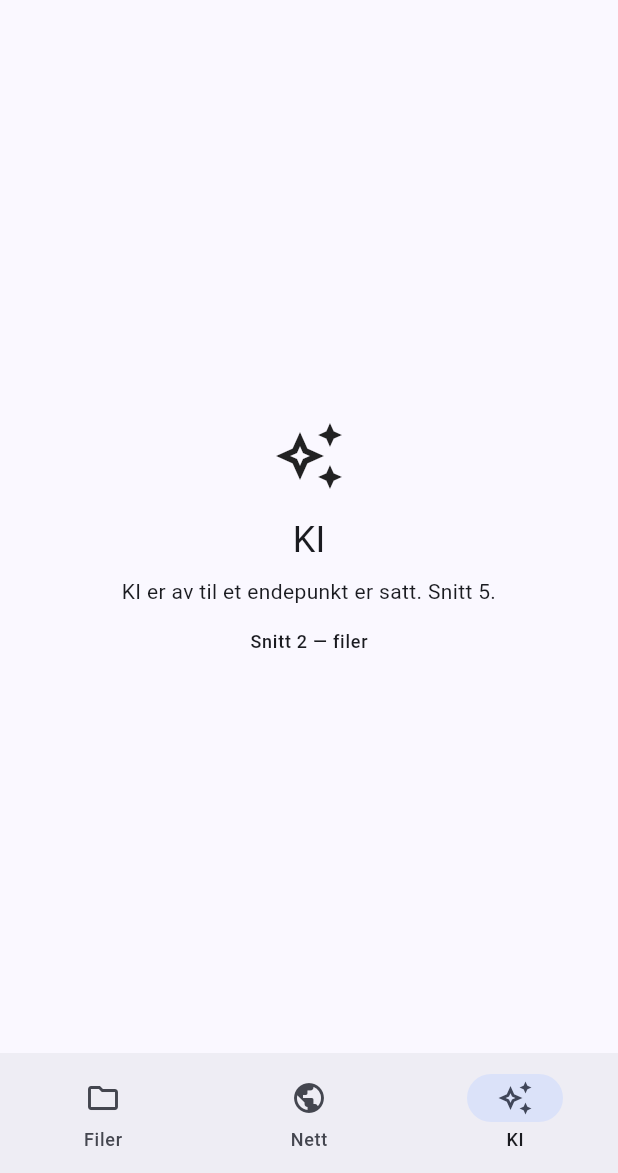
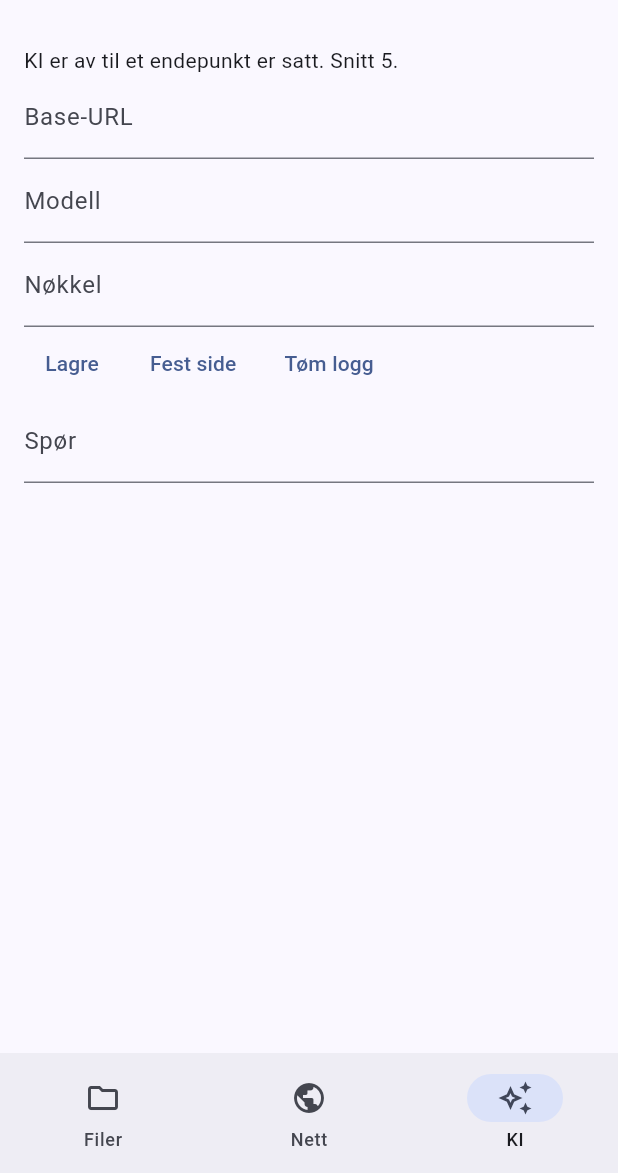
Before and after one commit to GizzZmo/Aparture_Browser, a Flutter app: the screen it shows after launch, item 3 of the bottom bar chosen, on a phone screen of 412 x 824 dp, the part 63-1236 px from its top. Run offline on Flutter 3.47's test engine with Material 3 defaults, Android fonts, the phone set to English and light mode, and no system bars; our stand-ins replace flutter_riverpod, go_router.

Commit message:
Add slice 5 AI panel with confirmed proposals

```diff
--- a/lib/features/ai/ai_panel.dart
+++ b/lib/features/ai/ai_panel.dart
@@ -1,19 +1,87 @@
 import 'package:flutter/material.dart';
+import 'package:flutter_riverpod/flutter_riverpod.dart';
 
 import '../../l10n/app_localizations.dart';
-import '../shell/empty_surface.dart';
+import 'ai_controller.dart';
+import 'ai_settings.dart';
 
-class AiPanel extends StatelessWidget {
+class AiPanel extends ConsumerStatefulWidget {
   const AiPanel({super.key});
+
+  @override
+  ConsumerState<AiPanel> createState() => _AiPanelState();
+}
+
+class _AiPanelState extends ConsumerState<AiPanel> {
+  final _base = TextEditingController();
+  final _model = TextEditingController();
+  final _key = TextEditingController();
+  final _prompt = TextEditingController();
+
+  @override
+  void dispose() {
+    _base.dispose();
+    _model.dispose();
+    _key.dispose();
+    _prompt.dispose();
+    super.dispose();
+  }
 
   @override
   Widget build(BuildContext context) {
     final l10n = AppLocalizations.of(context);
-    return EmptySurface(
-      icon: Icons.auto_awesome_outlined,
-      title: l10n.ai,
-      body: l10n.aiEmpty,
-      footnote: l10n.sliceLabel,
+    final state = ref.watch(aiControllerProvider);
+    final controller = ref.read(aiControllerProvider.notifier);
+    return ListView(
+      padding: const EdgeInsets.all(16),
+      children: [
+        Text(state.settings.enabled ? l10n.aiOn : l10n.aiEmpty),
+        TextField(controller: _base, decoration: InputDecoration(labelText: l10n.baseUrl)),
+        TextField(controller: _model, decoration: InputDecoration(labelText: l10n.model)),
+        TextField(
+          controller: _key,
+          obscureText: true,
+          decoration: InputDecoration(labelText: l10n.apiKey),
+        ),
+        Wrap(
+          spacing: 8,
+          children: [
+            TextButton(
+              onPressed: () => controller.saveSettings(
+                AiSettings(baseUrl: _base.text, model: _model.text, apiKey: _key.text),
+              ),
+              child: Text(l10n.saveSettings),
+            ),
+            TextButton(onPressed: controller.attachPage, child: Text(l10n.attachPage)),
+            TextButton(onPressed: controller.clearLog, child: Text(l10n.clearLog)),
+          ],
+        ),
+        if (state.attached.isNotEmpty)
+          Text(state.attached, maxLines: 4, overflow: TextOverflow.ellipsis),
+        for (final message in state.messages) Text(message),
+        if (state.pending != null)
+          Card(
+            child: ListTile(
+              title: Text(state.pending!.name),
+              subtitle: Text(state.pending!.args.toString()),
+              trailing: Wrap(
+                children: [
+                  TextButton(onPressed: controller.discard, child: Text(l10n.discard)),
+                  FilledButton(onPressed: controller.apply, child: Text(l10n.apply)),
+                ],
+              ),
+            ),
+          ),
+        TextField(
+          controller: _prompt,
+          decoration: InputDecoration(labelText: l10n.prompt),
+          onSubmitted: (value) {
+            controller.send(value);
+            _prompt.clear();
+          },
+        ),
+        if (state.error != null) Text(state.error!),
+      ],
     );
   }
 }
--- a/lib/l10n/app_localizations.dart
+++ b/lib/l10n/app_localizations.dart
@@ -45,6 +45,16 @@ abstract class AppLocalizations {
   String get searchLabel;
   String get buildIndex;
   String get cancelIndex;
+  String get aiOn;
+  String get baseUrl;
+  String get model;
+  String get apiKey;
+  String get saveSettings;
+  String get attachPage;
+  String get clearLog;
+  String get discard;
+  String get apply;
+  String get prompt;
 }
 
 class AppLocalizationsEn extends AppLocalizations {
@@ -90,6 +100,26 @@ class AppLocalizationsEn extends AppLocalizations {
   String get buildIndex => 'Index';
   @override
   String get cancelIndex => 'Cancel';
+  @override
+  String get aiOn => 'AI endpoint is set.';
+  @override
+  String get baseUrl => 'Base URL';
+  @override
+  String get model => 'Model';
+  @override
+  String get apiKey => 'API key';
+  @override
+  String get saveSettings => 'Save';
+  @override
+  String get attachPage => 'Attach page';
+  @override
+  String get clearLog => 'Clear log';
+  @override
+  String get discard => 'Discard';
+  @override
+  String get apply => 'Apply';
+  @override
+  String get prompt => 'Ask';
 }
 
 class AppLocalizationsNb extends AppLocalizations {
@@ -137,6 +167,26 @@ class AppLocalizationsNb extends AppLocalizations {
   String get buildIndex => 'Indekser';
   @override
   String get cancelIndex => 'Avbryt';
+  @override
+  String get aiOn => 'KI-endepunkt er satt.';
+  @override
+  String get baseUrl => 'Base-URL';
+  @override
+  String get model => 'Modell';
+  @override
+  String get apiKey => 'Nøkkel';
+  @override
+  String get saveSettings => 'Lagre';
+  @override
+  String get attachPage => 'Fest side';
+  @override
+  String get clearLog => 'Tøm logg';
+  @override
+  String get discard => 'Forkast';
+  @override
+  String get apply => 'Bruk';
+  @override
+  String get prompt => 'Spør';
 }
 
 class AppLocalizationsDelegate extends LocalizationsDelegate<AppLocalizations> {
--- a/lib/l10n/app_nb.arb
+++ b/lib/l10n/app_nb.arb
@@ -19,5 +19,15 @@
   "previewUnsupported": "Ingen forhåndsvisning for denne filtypen.",
   "searchLabel": "Søk i navn og tekst. ext:txt",
   "buildIndex": "Indekser",
-  "cancelIndex": "Avbryt"
+  "cancelIndex": "Avbryt",
+  "aiOn": "KI-endepunkt er satt.",
+  "baseUrl": "Base-URL",
+  "model": "Modell",
+  "apiKey": "Nøkkel",
+  "saveSettings": "Lagre",
+  "attachPage": "Fest side",
+  "clearLog": "Tøm logg",
+  "discard": "Forkast",
+  "apply": "Bruk",
+  "prompt": "Spør"
 }
```
Also changed, not shown: lib/features/ai/ai_client.dart (added, +59 -0 lines), lib/features/ai/ai_controller.dart (added, +165 -0 lines), lib/features/ai/ai_settings.dart (added, +42 -0 lines), lib/l10n/app_en.arb (+11 -1 lines), 2 other files.
